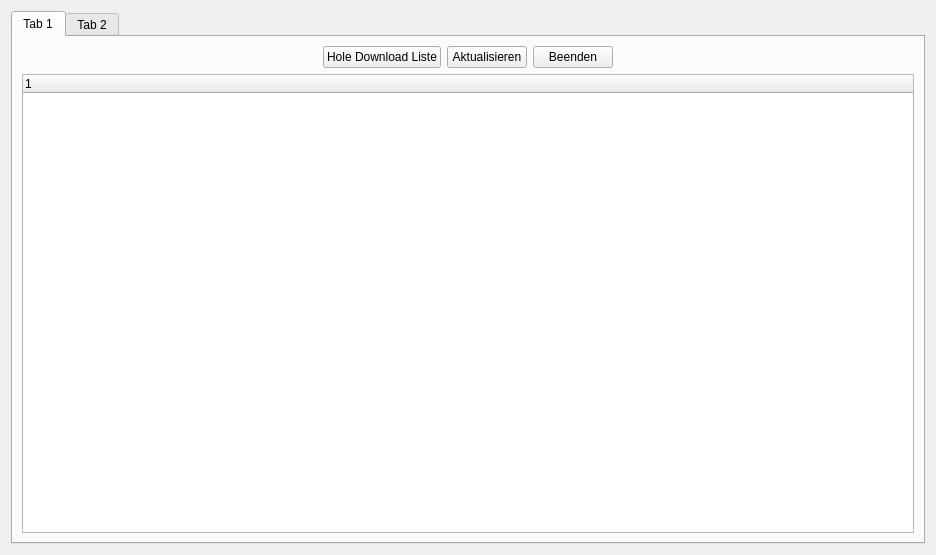
First picture: the form in CiderPress_AJ_GUI/downloads_widget.ui, repository DerDudemeister046/AJ_Qt_GUI, before the edit.
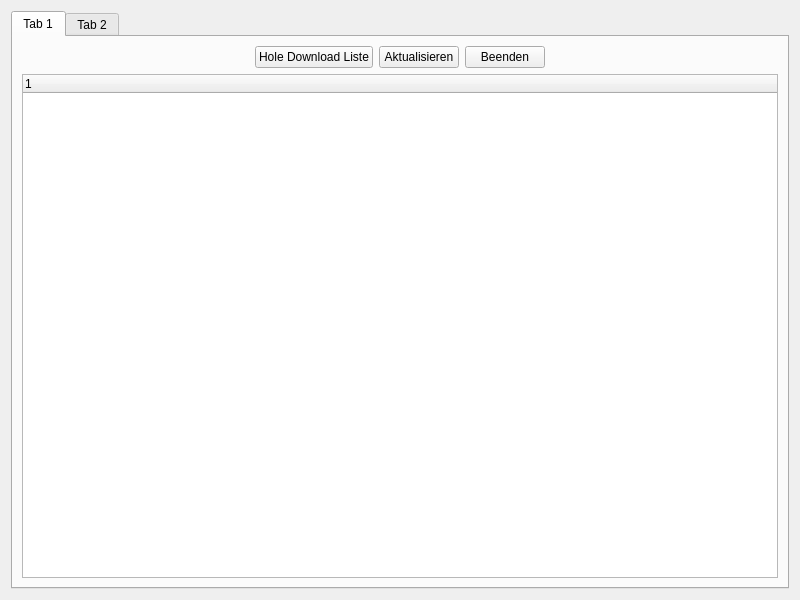
Second picture: the form after the edit.

Patch:
```diff
--- a/CiderPress_AJ_GUI/downloads_widget.ui
+++ b/CiderPress_AJ_GUI/downloads_widget.ui
@@ -6,8 +6,8 @@
    <rect>
     <x>0</x>
     <y>0</y>
-    <width>936</width>
-    <height>555</height>
+    <width>800</width>
+    <height>600</height>
    </rect>
   </property>
   <property name="windowTitle">
```
